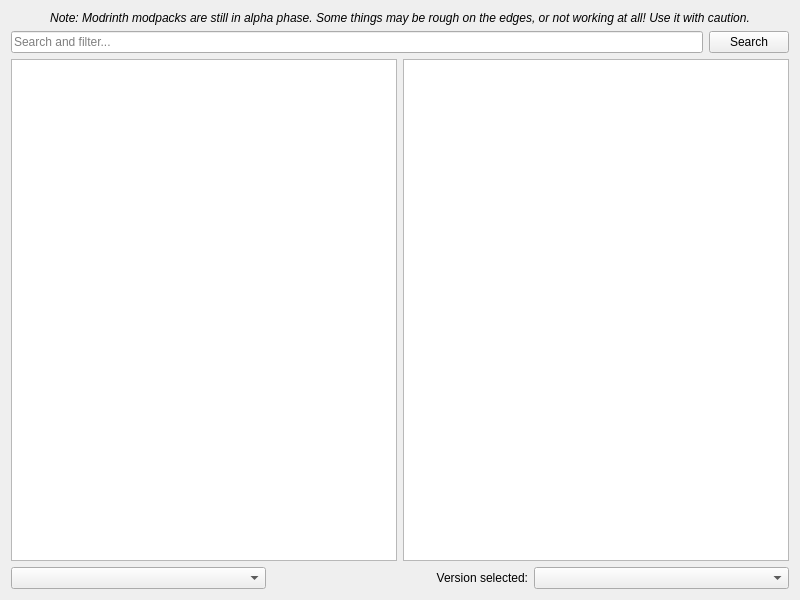
Old version of the form launcher/ui/pages/modplatform/modrinth/ModrinthPage.ui in the repository PolyMC/PolyMC.
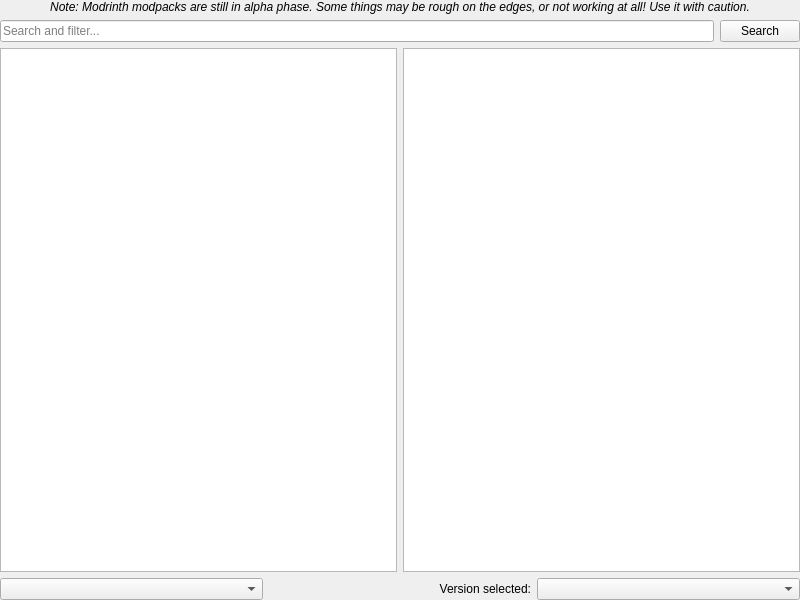
New version of the form.

```diff
--- a/launcher/ui/pages/modplatform/modrinth/ModrinthPage.ui
+++ b/launcher/ui/pages/modplatform/modrinth/ModrinthPage.ui
@@ -11,6 +11,18 @@
    </rect>
   </property>
   <layout class="QVBoxLayout">
+   <property name="leftMargin">
+    <number>0</number>
+   </property>
+   <property name="topMargin">
+    <number>0</number>
+   </property>
+   <property name="rightMargin">
+    <number>0</number>
+   </property>
+   <property name="bottomMargin">
+    <number>0</number>
+   </property>
    <item>
     <widget class="QLabel" name="label_2">
      <property name="font">
```
